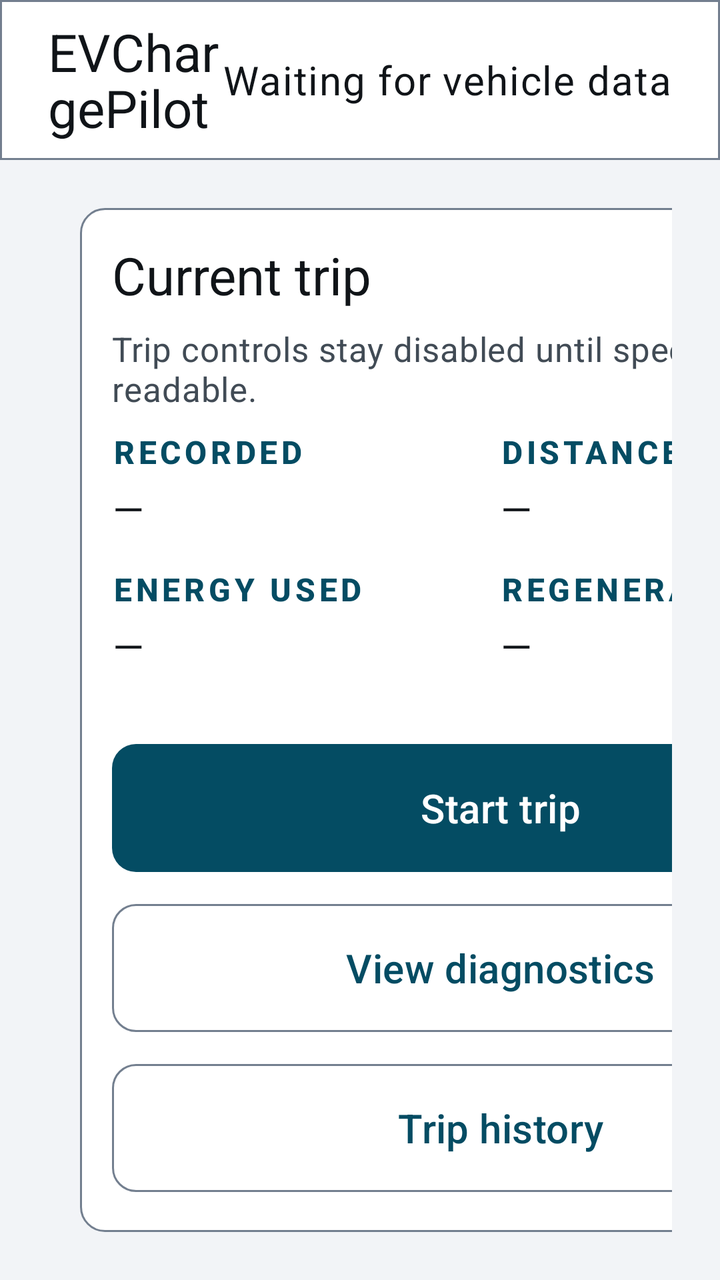
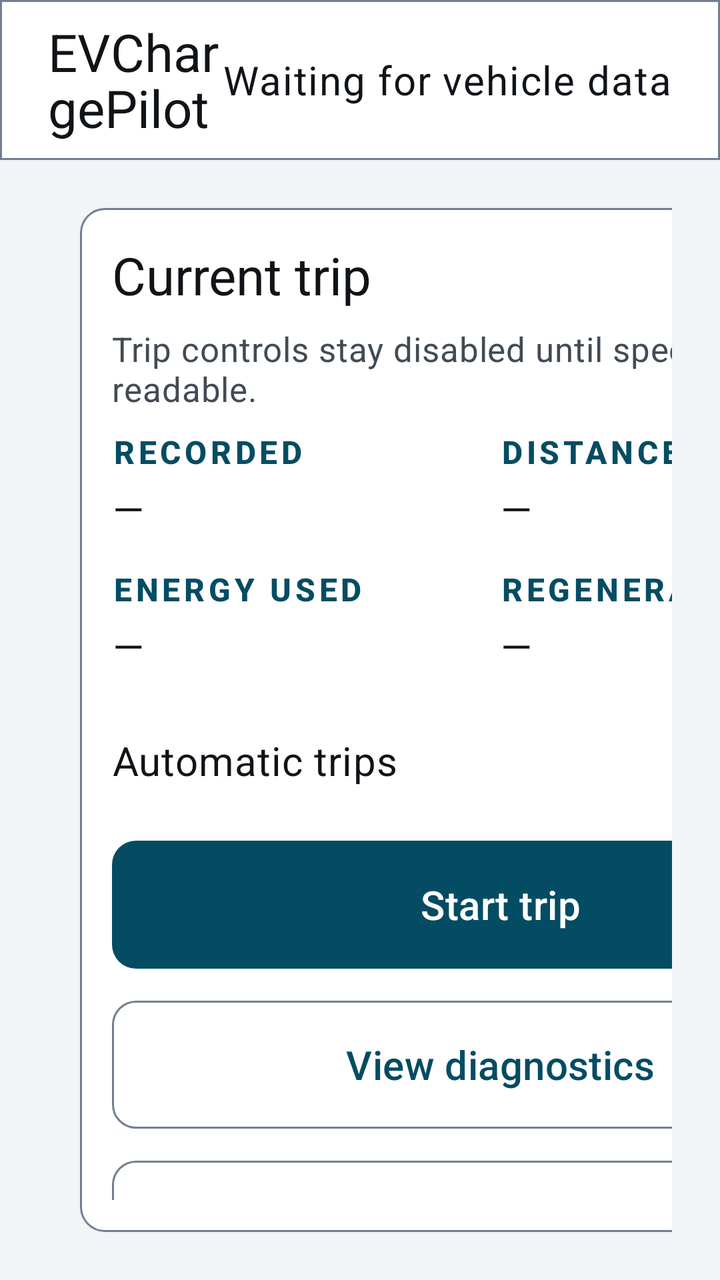

Two renders of the same Android screen: before a commit and after it. Below are the layout's source before the change and the commit's diff.
<!-- AndroidManifest.xml: application theme Theme.EVChargePilot -->
<!-- res/layout/activity_main.xml -->
<?xml version="1.0" encoding="utf-8"?>
<LinearLayout xmlns:android="http://schemas.android.com/apk/res/android"
    xmlns:app="http://schemas.android.com/apk/res-auto"
    android:layout_width="match_parent"
    android:layout_height="match_parent"
    android:orientation="vertical">

    <LinearLayout
        android:layout_width="match_parent"
        android:layout_height="80dp"
        android:background="@drawable/bg_topbar"
        android:gravity="center_vertical"
        android:orientation="horizontal"
        android:paddingStart="@dimen/spacing_lg"
        android:paddingEnd="@dimen/spacing_lg">

        <TextView
            android:layout_width="0dp"
            android:layout_height="wrap_content"
            android:layout_weight="1"
            android:text="@string/app_name"
            android:textAppearance="@style/Text.EV.Title" />

        <TextView
            android:id="@+id/dataStatus"
            android:layout_width="wrap_content"
            android:layout_height="wrap_content"
            android:drawablePadding="@dimen/spacing_sm"
            android:text="@string/status_waiting_for_vehicle"
            android:textAppearance="@style/Text.EV.Body" />
    </LinearLayout>

    <LinearLayout
        android:layout_width="match_parent"
        android:layout_height="0dp"
        android:layout_weight="1"
        android:baselineAligned="false"
        android:orientation="horizontal"
        android:padding="@dimen/spacing_lg">

        <LinearLayout
            android:layout_width="0dp"
            android:layout_height="match_parent"
            android:layout_weight="1"
            android:orientation="vertical">

            <LinearLayout
                android:layout_width="match_parent"
                android:layout_height="190dp"
                android:background="@drawable/bg_card"
                android:baselineAligned="false"
                android:gravity="center_vertical"
                android:orientation="horizontal"
                android:padding="@dimen/spacing_lg">

                <LinearLayout
                    android:layout_width="0dp"
                    android:layout_height="wrap_content"
                    android:layout_weight="2"
                    android:orientation="vertical">

                    <TextView
                        android:layout_width="wrap_content"
                        android:layout_height="wrap_content"
                        android:text="@string/label_battery"
                        android:textAppearance="@style/Text.EV.SectionHeader" />

                    <TextView
                        android:id="@+id/socValue"
                        android:layout_width="wrap_content"
                        android:layout_height="wrap_content"
                        android:layout_marginTop="@dimen/spacing_sm"
                        android:fontFeatureSettings="tnum"
                        android:text="@string/value_soc_unavailable"
                        android:textAppearance="@style/Text.EV.Display" />

                    <TextView
                        android:layout_width="wrap_content"
                        android:layout_height="wrap_content"
                        android:layout_marginTop="@dimen/spacing_xs"
                        android:text="@string/soc_vehicle_reported"
                        android:textAppearance="@style/Text.EV.Secondary" />
                </LinearLayout>

                <LinearLayout
                    android:layout_width="0dp"
                    android:layout_height="wrap_content"
                    android:layout_weight="1"
                    android:gravity="end"
                    android:orientation="vertical">

                    <TextView
                        android:layout_width="wrap_content"
                        android:layout_height="wrap_content"
                        android:text="@string/label_power"
                        android:textAppearance="@style/Text.EV.SectionHeader" />

                    <TextView
                        android:id="@+id/powerValue"
                        android:layout_width="wrap_content"
                        android:layout_height="wrap_content"
                        android:layout_marginTop="@dimen/spacing_sm"
                        android:fontFeatureSettings="tnum"
                        android:text="@string/value_power_unavailable"
                        android:textAppearance="@style/Text.EV.Body" />

                    <TextView
                        android:layout_width="wrap_content"
                        android:layout_height="wrap_content"
                        android:layout_marginTop="@dimen/spacing_xs"
                        android:text="@string/power_sign_help"
                        android:textAppearance="@style/Text.EV.Secondary" />
                </LinearLayout>
            </LinearLayout>

            <LinearLayout
                android:layout_width="match_parent"
                android:layout_height="0dp"
                android:layout_weight="1"
                android:layout_marginTop="@dimen/spacing_md"
                android:background="@drawable/bg_card"
                android:orientation="vertical">

                <LinearLayout
                    android:layout_width="match_parent"
                    android:layout_height="0dp"
                    android:layout_weight="1"
                    android:baselineAligned="false"
                    android:orientation="horizontal">

                    <LinearLayout
                        style="@style/Widget.EV.Readout"
                        android:layout_width="0dp"
                        android:layout_height="match_parent"
                        android:layout_weight="1"
                        android:layout_marginEnd="@dimen/spacing_sm">
                        <TextView style="@style/Text.EV.ReadoutLabel" android:text="@string/label_range" />
                        <TextView android:id="@+id/rangeValue" style="@style/Text.EV.ReadoutValue" />
                        <TextView
                            style="@style/Text.EV.ReadoutLabel"
                            android:layout_marginTop="@dimen/spacing_sm"
                            android:text="@string/label_adaptive_range" />
                        <TextView
                            android:id="@+id/adaptiveRangeValue"
                            style="@style/Text.EV.TripValue" />
                    </LinearLayout>

                    <View
                        android:layout_width="1dp"
                        android:layout_height="match_parent"
                        android:background="@color/ev_outline" />

                    <LinearLayout
                        style="@style/Widget.EV.Readout"
                        android:layout_width="0dp"
                        android:layout_height="match_parent"
                        android:layout_weight="1"
                        android:layout_marginStart="@dimen/spacing_sm"
                        android:layout_marginEnd="@dimen/spacing_sm">
                        <TextView style="@style/Text.EV.ReadoutLabel" android:text="@string/label_speed" />
                        <TextView android:id="@+id/speedValue" style="@style/Text.EV.ReadoutValue" />
                    </LinearLayout>

                    <View
                        android:layout_width="1dp"
                        android:layout_height="match_parent"
                        android:background="@color/ev_outline" />

                    <LinearLayout
                        style="@style/Widget.EV.Readout"
                        android:layout_width="0dp"
                        android:layout_height="match_parent"
                        android:layout_weight="1"
                        android:layout_marginStart="@dimen/spacing_sm">
                        <TextView style="@style/Text.EV.ReadoutLabel" android:text="@string/label_climate" />
                        <TextView android:id="@+id/climateValue" style="@style/Text.EV.ReadoutValue" />
                    </LinearLayout>
                </LinearLayout>

                <View
                    android:layout_width="match_parent"
                    android:layout_height="1dp"
                    android:background="@color/ev_outline" />

                <LinearLayout
                    android:layout_width="match_parent"
                    android:layout_height="0dp"
                    android:layout_weight="1"
                    android:baselineAligned="false"
                    android:orientation="horizontal">

                    <LinearLayout
                        style="@style/Widget.EV.Readout"
                        android:layout_width="0dp"
                        android:layout_height="match_parent"
                        android:layout_weight="1"
                        android:layout_marginEnd="@dimen/spacing_sm">
                        <TextView style="@style/Text.EV.ReadoutLabel" android:text="@string/label_outside_temp" />
                        <TextView android:id="@+id/outsideTempValue" style="@style/Text.EV.ReadoutValue" />
                    </LinearLayout>

                    <View
                        android:layout_width="1dp"
                        android:layout_height="match_parent"
                        android:background="@color/ev_outline" />

                    <LinearLayout
                        style="@style/Widget.EV.Readout"
                        android:layout_width="0dp"
                        android:layout_height="match_parent"
                        android:layout_weight="1"
                        android:layout_marginStart="@dimen/spacing_sm"
                        android:layout_marginEnd="@dimen/spacing_sm">
                        <TextView style="@style/Text.EV.ReadoutLabel" android:text="@string/label_battery_temp" />
                        <TextView android:id="@+id/batteryTempValue" style="@style/Text.EV.ReadoutValue" />
                    </LinearLayout>

                    <View
                        android:layout_width="1dp"
                        android:layout_height="match_parent"
                        android:background="@color/ev_outline" />

                    <LinearLayout
                        style="@style/Widget.EV.Readout"
                        android:layout_width="0dp"
                        android:layout_height="match_parent"
                        android:layout_weight="1"
                        android:layout_marginStart="@dimen/spacing_sm"
                        android:baselineAligned="false"
                        android:orientation="horizontal">

                        <LinearLayout
                            android:layout_width="0dp"
                            android:layout_height="wrap_content"
                            android:layout_weight="1"
                            android:orientation="vertical">
                            <TextView style="@style/Text.EV.ReadoutLabel" android:text="@string/label_instant_consumption" />
                            <TextView android:id="@+id/instantConsumptionValue" style="@style/Text.EV.TripValue" />
                        </LinearLayout>

                        <LinearLayout
                            android:layout_width="0dp"
                            android:layout_height="wrap_content"
                            android:layout_weight="1"
                            android:orientation="vertical">
                            <TextView style="@style/Text.EV.ReadoutLabel" android:text="@string/label_trip_average_consumption" />
                            <TextView android:id="@+id/tripConsumptionValue" style="@style/Text.EV.TripValue" />
                        </LinearLayout>
                    </LinearLayout>
                </LinearLayout>
            </LinearLayout>
        </LinearLayout>

        <LinearLayout
            android:layout_width="@dimen/chargepilot_rail_width"
            android:layout_height="match_parent"
            android:layout_marginStart="@dimen/spacing_md"
            android:background="@drawable/bg_card"
            android:orientation="vertical"
            android:padding="@dimen/spacing_md">

            <TextView
                android:layout_width="wrap_content"
                android:layout_height="wrap_content"
                android:text="@string/label_current_trip"
                android:textAppearance="@style/Text.EV.Title" />

            <TextView
                android:id="@+id/tripHint"
                android:layout_width="match_parent"
                android:layout_height="wrap_content"
                android:layout_marginTop="@dimen/spacing_sm"
                android:minHeight="44dp"
                android:text="@string/trip_control_speed_unavailable"
                android:textAppearance="@style/Text.EV.Secondary" />

            <LinearLayout
                android:layout_width="match_parent"
                android:layout_height="wrap_content"
                android:layout_marginTop="@dimen/spacing_sm"
                android:baselineAligned="false"
                android:orientation="horizontal">

                <LinearLayout android:layout_width="0dp" android:layout_height="wrap_content" android:layout_weight="1" android:orientation="vertical">
                    <TextView style="@style/Text.EV.ReadoutLabel" android:text="@string/label_duration" />
                    <TextView android:id="@+id/tripDurationValue" style="@style/Text.EV.TripValue" />
                </LinearLayout>
                <LinearLayout android:layout_width="0dp" android:layout_height="wrap_content" android:layout_weight="1" android:orientation="vertical">
                    <TextView style="@style/Text.EV.ReadoutLabel" android:text="@string/label_distance" />
                    <TextView android:id="@+id/tripDistanceValue" style="@style/Text.EV.TripValue" />
                </LinearLayout>
            </LinearLayout>

            <LinearLayout
                android:layout_width="match_parent"
                android:layout_height="wrap_content"
                android:layout_marginTop="@dimen/spacing_md"
                android:baselineAligned="false"
                android:orientation="horizontal">

                <LinearLayout android:layout_width="0dp" android:layout_height="wrap_content" android:layout_weight="1" android:orientation="vertical">
                    <TextView style="@style/Text.EV.ReadoutLabel" android:text="@string/label_energy_used" />
                    <TextView android:id="@+id/tripEnergyValue" style="@style/Text.EV.TripValue" />
                </LinearLayout>
                <LinearLayout android:layout_width="0dp" android:layout_height="wrap_content" android:layout_weight="1" android:orientation="vertical">
                    <TextView style="@style/Text.EV.ReadoutLabel" android:text="@string/label_regenerated" />
                    <TextView android:id="@+id/tripRegenValue" style="@style/Text.EV.TripValue" />
                </LinearLayout>
            </LinearLayout>

            <Space
                android:layout_width="1dp"
                android:layout_height="0dp"
                android:layout_weight="1" />

            <com.google.android.material.button.MaterialButton
                android:id="@+id/tripAction"
                style="@style/Widget.EVChargePilot.Button"
                android:layout_width="match_parent"
                android:layout_height="@dimen/touch_target"
                android:text="@string/action_start_trip" />

            <com.google.android.material.button.MaterialButton
                android:id="@+id/diagnosticsAction"
                style="@style/Widget.EV.Button.Outlined"
                android:layout_width="match_parent"
                android:layout_height="@dimen/touch_target"
                android:layout_marginTop="@dimen/spacing_sm"
                android:text="@string/action_view_diagnostics" />

            <com.google.android.material.button.MaterialButton
                android:id="@+id/historyAction"
                style="@style/Widget.EV.Button.Outlined"
                android:layout_width="match_parent"
                android:layout_height="@dimen/touch_target"
                android:layout_marginTop="@dimen/spacing_sm"
                android:text="@string/action_trip_history" />
        </LinearLayout>
    </LinearLayout>
</LinearLayout>
<!-- resources referenced by this layout -->
<resources>
  <color name="ev_outline">#FF737F8F</color>
  <dimen name="chargepilot_rail_width">420dp</dimen>
  <dimen name="spacing_lg">24dp</dimen>
  <dimen name="spacing_md">16dp</dimen>
  <dimen name="spacing_sm">8dp</dimen>
  <dimen name="spacing_xs">4dp</dimen>
  <dimen name="touch_target">72dp</dimen>
  <string name="action_start_trip">Start trip</string>
  <string name="action_trip_history">Trip history</string>
  <string name="action_view_diagnostics">View diagnostics</string>
  <string name="app_name">EVChargePilot</string>
  <string name="label_adaptive_range">ADAPTIVE ESTIMATE</string>
  <string name="label_battery">BATTERY</string>
  <string name="label_battery_temp">BATTERY TEMP.</string>
  <string name="label_climate">CLIMATE</string>
  <string name="label_current_trip">Current trip</string>
  <string name="label_distance">DISTANCE</string>
  <string name="label_duration">RECORDED</string>
  <string name="label_energy_used">ENERGY USED</string>
  <string name="label_instant_consumption">INSTANT</string>
  <string name="label_outside_temp">OUTSIDE</string>
  <string name="label_power">BATTERY POWER</string>
  <string name="label_range">VEHICLE RANGE</string>
  <string name="label_regenerated">REGENERATED</string>
  <string name="label_speed">SPEED</string>
  <string name="label_trip_average_consumption">TRIP AVERAGE</string>
  <string name="power_sign_help">+ consumption · − regeneration</string>
  <string name="soc_vehicle_reported">Vehicle-reported state of charge</string>
  <string name="status_waiting_for_vehicle">Waiting for vehicle data</string>
  <string name="trip_control_speed_unavailable">Trip controls stay disabled until speed is readable.</string>
  <string name="value_power_unavailable" translatable="false">— kW</string>
  <string name="value_soc_unavailable" translatable="false">— %</string>
  <style name="Text.EV.Body" parent="TextAppearance.Material3.BodyLarge">
          <item name="android:textSize">@dimen/text_body</item>
          <item name="android:textColor">@color/ev_text_primary</item>
      </style>
  <style name="Text.EV.ReadoutLabel" parent="Text.EV.SectionHeader">
          <item name="android:layout_width">wrap_content</item>
          <item name="android:layout_height">wrap_content</item>
      </style>
  <style name="Text.EV.Title" parent="TextAppearance.Material3.TitleLarge">
          <item name="android:textSize">@dimen/text_title</item>
          <item name="android:textColor">@color/ev_text_primary</item>
      </style>
  <style name="Widget.EVChargePilot.Button" parent="Widget.EV.Button">
          <item name="android:textColor">@color/ev_button_text</item>
          <item name="backgroundTint">@color/ev_button_fill</item>
      </style>
  <color name="ev_surface">#FFFFFFFF</color>
  <dimen name="ev_corner">12dp</dimen>
  <dimen name="text_body">20sp</dimen>
  <color name="ev_text_primary">#FF101418</color>
  <dimen name="text_display">32sp</dimen>
  <string name="value_unavailable" translatable="false">—</string>
  <dimen name="text_secondary">17sp</dimen>
  <color name="ev_text_secondary">#FF414B55</color>
  <dimen name="text_label">16sp</dimen>
  <color name="ev_accent">#FF044C63</color>
  <dimen name="text_title">26sp</dimen>
  <style name="ShapeAppearanceOverlay.EV.Button" parent="">
          <item name="cornerSize">@dimen/ev_corner</item>
      </style>
  <color name="ev_on_accent">#FFFFFFFF</color>
  <color name="ev_surface_raised">#FFE4E8ED</color>
  <color name="ev_background">#FFF2F4F7</color>
  <color name="ev_error">#FF8F0F18</color>
  <!-- unchanged entries left out for length: 16 -->
</resources>

<!-- the commit's change to res/layout/activity_main.xml (unified diff, before → after) -->
@@ -308,6 +308,14 @@
                 </LinearLayout>
             </LinearLayout>
 
+            <com.google.android.material.materialswitch.MaterialSwitch
+                android:id="@+id/automaticDetection"
+                style="@style/Widget.EV.Switch"
+                android:layout_width="match_parent"
+                android:layout_height="wrap_content"
+                android:layout_marginTop="@dimen/spacing_sm"
+                android:text="@string/action_automatic_trips" />
+
             <Space
                 android:layout_width="1dp"
                 android:layout_height="0dp"
<!-- resource entries referenced after the edit -->
@@ -7,6 +7,7 @@
   <dimen name="spacing_sm">8dp</dimen>
   <dimen name="spacing_xs">4dp</dimen>
   <dimen name="touch_target">72dp</dimen>
+  <string name="action_automatic_trips">Automatic trips</string>
   <string name="action_start_trip">Start trip</string>
   <string name="action_trip_history">Trip history</string>
   <string name="action_view_diagnostics">View diagnostics</string>
@@ -44,6 +45,11 @@
           <item name="android:textSize">@dimen/text_title</item>
           <item name="android:textColor">@color/ev_text_primary</item>
       </style>
+  <style name="Widget.EV.Switch" parent="Widget.Material3.CompoundButton.MaterialSwitch">
+          <item name="android:minHeight">@dimen/touch_target</item>
+          <item name="android:textSize">@dimen/text_body</item>
+          <item name="android:textColor">@color/ev_text_primary</item>
+      </style>
   <style name="Widget.EVChargePilot.Button" parent="Widget.EV.Button">
           <item name="android:textColor">@color/ev_button_text</item>
           <item name="backgroundTint">@color/ev_button_fill</item>
